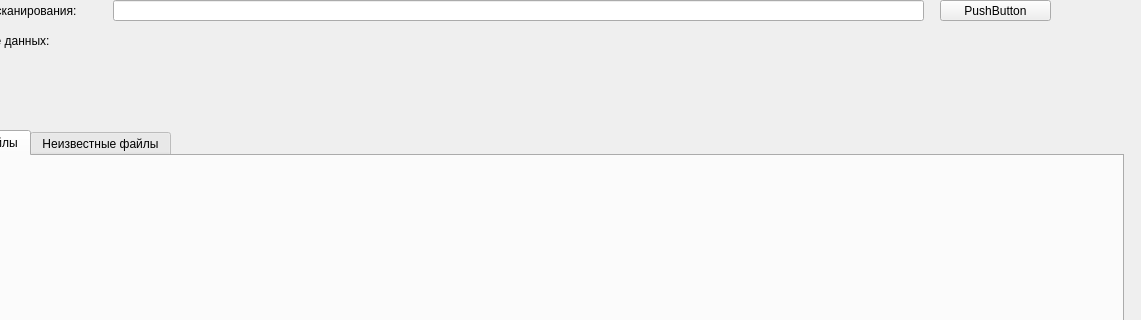
lzlaG/k-plusplus, file src/gui/mainwindow.ui: the form before one commit; both pictures show x 107 to 1248 and y 0 to 320 of the 1248 by 813 pixel window.
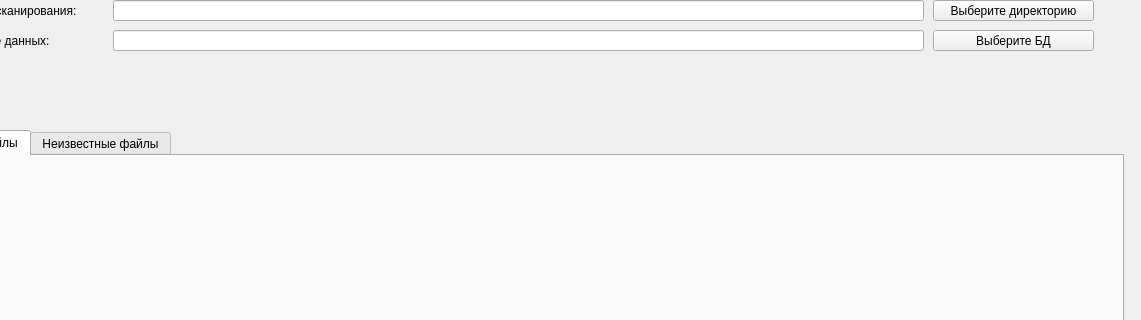
The form after the commit.

Commit message: nsrl db file path

Diff of the .ui file:
```diff
--- a/src/gui/mainwindow.ui
+++ b/src/gui/mainwindow.ui
@@ -76,14 +76,37 @@
    <widget class="QPushButton" name="SetupDirButton">
     <property name="geometry">
      <rect>
-      <x>1047</x>
+      <x>1040</x>
       <y>0</y>
-      <width>111</width>
+      <width>161</width>
       <height>21</height>
      </rect>
     </property>
     <property name="text">
-     <string>PushButton</string>
+     <string>Выберите директорию</string>
+    </property>
+   </widget>
+   <widget class="QLineEdit" name="NsrlFileLine">
+    <property name="geometry">
+     <rect>
+      <x>220</x>
+      <y>30</y>
+      <width>811</width>
+      <height>21</height>
+     </rect>
+    </property>
+   </widget>
+   <widget class="QPushButton" name="SetupNsrlButton">
+    <property name="geometry">
+     <rect>
+      <x>1040</x>
+      <y>30</y>
+      <width>161</width>
+      <height>21</height>
+     </rect>
+    </property>
+    <property name="text">
+     <string>Выберите БД</string>
     </property>
    </widget>
   </widget>
```
The commit also changes 2 other files.
